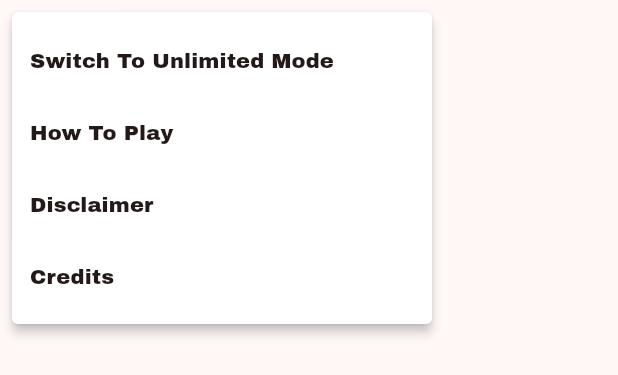
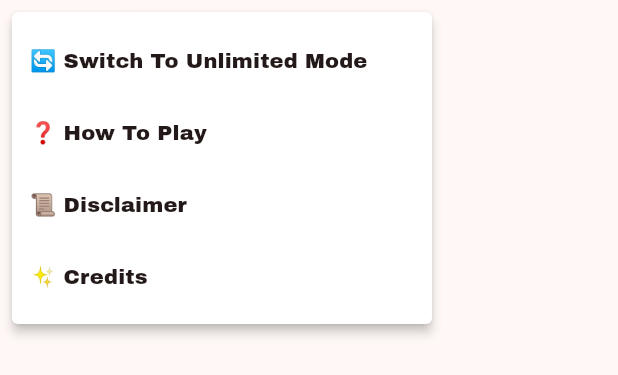
Before and after one commit to aceeedev/brickdle, a Flutter app: the HamburgerMenu widget shown alone on an empty page, opened directly, after a tap on the "menu" icon, on a phone screen of 412 x 824 dp. Shown: the top 375 px of the screen. Run offline on Flutter 3.47's test engine with Material 3 defaults, Android fonts, the phone set to English and light mode, and no system bars; missing offline and left inert: dart:html.

Commit message:
Update hamburger and info

```diff
--- a/legodle_app/lib/styles.dart
+++ b/legodle_app/lib/styles.dart
@@ -42,7 +42,7 @@ class Styles {
     double desktopPadding = (_screenWidth / 2) - 420;
     if (desktopPadding <= 0) desktopPadding = 100;
 
-    return EdgeInsets.symmetric(horizontal: isDesktop ? desktopPadding : 50);
+    return EdgeInsets.symmetric(horizontal: isDesktop ? desktopPadding : 30);
   }
 
   // colors:
@@ -59,4 +59,13 @@ class Styles {
   late TextStyle numberTextStyle = TextStyle(fontSize: _numberFontSize);
   late TextStyle guessTextStyle = TextStyle(
       fontSize: _numberFontSize, color: Colors.black.withOpacity(0.65));
+  final TextStyle infoTextStyle = const TextStyle(
+    fontFamily: 'Inria Sans',
+    fontSize: 16,
+  );
+  final TextStyle infoTextStyleUnderline = const TextStyle(
+    fontFamily: 'Inria Sans',
+    fontSize: 16,
+    decoration: TextDecoration.underline,
+  );
 }
--- a/legodle_app/lib/widgets/hamburger_menu_widget.dart
+++ b/legodle_app/lib/widgets/hamburger_menu_widget.dart
@@ -22,8 +22,8 @@ class HamburgerMenu extends StatelessWidget {
         PopupMenuItem(
           value: 0,
           child: Text(context.read<GameProvider>().unlimitedMode
-              ? 'Switch To Daily Mode'
-              : 'Switch To Unlimited Mode'),
+              ? '🔄 Switch To Daily Mode'
+              : '🔄 Switch To Unlimited Mode'),
           onTap: () {
             context.read<GameProvider>().toggleUnlimitedMode();
             context.read<GameProvider>().startGame(context);
@@ -31,34 +31,60 @@ class HamburgerMenu extends StatelessWidget {
         ),
         PopupMenuItem(
           value: 1,
-          child: const Text('How To Play'),
+          child: const Text('❓ How To Play'),
           onTap: () => _showDialog(
             context: context,
             title: 'How To Play',
-            content: const Text(
+            content: Text(
               'Guess the number of pieces in the set with unlimited attempts.\n▪ Each guess must be a valid number.\n▪ Your guess can be a certain threshold away and still win.\n▪ Incorrect guesses will guide you to the correct answer.\n▪ The color of the tile shows how close your guess is.\n▪ The arrow indicates if the guess is higher or lower.\n\nShare your results with friends!\nCome back each day for a new release!',
+              style: styles.infoTextStyle,
             ),
           ),
         ),
         PopupMenuItem(
           value: 2,
-          child: const Text('Disclaimer'),
+          child: const Text('📜 Disclaimer'),
           onTap: () => _showDialog(
             context: context,
             title: 'Disclaimer',
-            content: const Text(
-              'LEGO, the LEGO logo, the Minifigure, and the Brick and Knob configurations are trademarks of the LEGO Group of Companies. ©2024 The LEGO Group.',
+            content: Text(
+              'LEGO, the LEGO logo, the Minifigure, and the Brick and Knob configurations are trademarks of the LEGO Group of Companies. ©2024 The LEGO Group.\n\nBrickdle and all content not covered by The LEGO Group\'s copyright is, unless otherwise stated, ©2024 Brickdle.',
+              style: styles.infoTextStyle,
             ),
           ),
         ),
         PopupMenuItem(
           value: 3,
-          child: const Text('Credits'),
+          child: const Text('✨ Credits'),
           onTap: () => _showDialog(
             context: context,
             title: 'Credits',
-            content: const Text(
-              'Inspired by Wordle created by Josh Wardle, Brickdle is made by Andrew Collins and Riley Wong.',
+            content: RichText(
+              text: TextSpan(
+                children: <TextSpan>[
+                  TextSpan(
+                    text:
+                        'Inspired by Wordle created by Josh Wardle, Brickdle is made by Andrew Collins and Riley Wong.\n\nContact us at ',
+                    style: styles.infoTextStyle,
+                  ),
+                  TextSpan(
+                    text: 'acollins2@scu.edu',
+                    style: styles.infoTextStyleUnderline,
+                  ),
+                  TextSpan(
+                    text: ' and ',
+                    style: styles.infoTextStyle,
+                  ),
+                  TextSpan(
+                    text: 'rnwong@scu.edu',
+                    style: styles.infoTextStyleUnderline,
+                  ),
+                  TextSpan(
+                    text: ' for any questions or concerns.',
+                    style: styles.infoTextStyle,
+                  ),
+                ],
+              ),
             ),
           ),
         ),
--- a/legodle_app/pubspec.yaml
+++ b/legodle_app/pubspec.yaml
@@ -66,6 +66,10 @@ flutter:
     - family: Archivo Black
       fonts:
         - asset: assets/fonts/ArchivoBlack-Regular.ttf
+    - family: Inria Sans
+      fonts:
+        - asset: assets/fonts/InriaSans-Regular.ttf
+
 
 
   # To add assets to your application, add an assets section, like this:
```
Also changed, not shown: legodle_app/assets/fonts/InriaSans-Regular.ttf (added).
